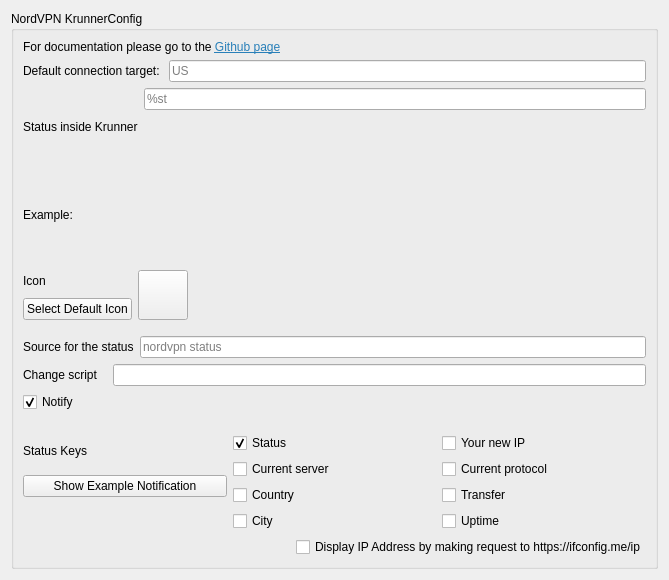
Old version of the form src/config/nordvpn_config.ui in the repository alex1701c/NordVPNKrunner.
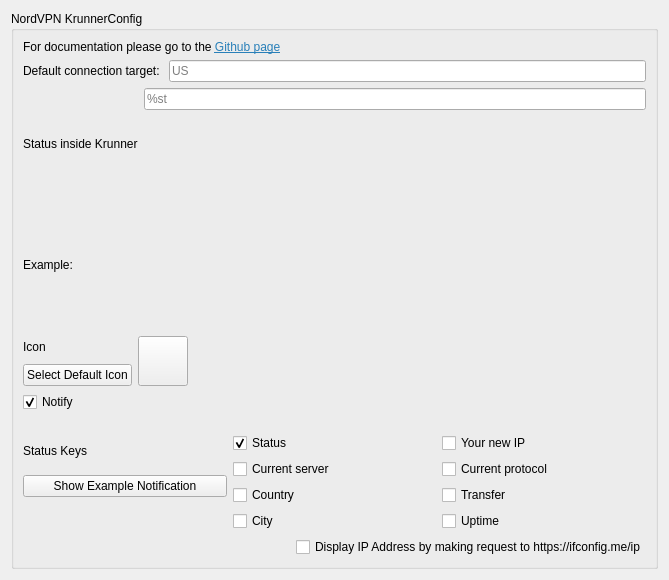
New version of the form.

Commit message: Remove unneeded config options

Diff of the .ui file:
```diff
--- a/src/config/nordvpn_config.ui
+++ b/src/config/nordvpn_config.ui
@@ -182,47 +182,6 @@
         </item>
        </layout>
       </item>
-      <item>
-       <layout class="QHBoxLayout" name="horizontalLayout_2">
-        <property name="topMargin">
-         <number>10</number>
-        </property>
-        <item>
-         <widget class="QLabel" name="sourceLabel">
-          <property name="toolTip">
-           <string>&lt;html&gt;&lt;head/&gt;&lt;body&gt;&lt;p&gt;This command gets used to fetch the nordvpn status. README.md conatins exmple&lt;/p&gt;&lt;/body&gt;&lt;/html&gt;</string>
-          </property>
-          <property name="text">
-           <string>Source for the status</string>
-          </property>
-         </widget>
-        </item>
-        <item>
-         <widget class="QLineEdit" name="source">
-          <property name="placeholderText">
-           <string>nordvpn status</string>
-          </property>
-         </widget>
-        </item>
-       </layout>
-      </item>
-      <item>
-       <layout class="QHBoxLayout" name="horizontalLayout_3">
-        <item>
-         <widget class="QLabel" name="changeScriptLabel">
-          <property name="toolTip">
-           <string>&lt;html&gt;&lt;head/&gt;&lt;body&gt;&lt;p&gt;Gets executed if connection is changed&lt;/p&gt;&lt;/body&gt;&lt;/html&gt;</string>
-          </property>
-          <property name="text">
-           <string>Change script   </string>
-          </property>
-         </widget>
-        </item>
-        <item>
-         <widget class="QLineEdit" name="changeScript"/>
-        </item>
-       </layout>
-      </item>
       <item>
        <layout class="QVBoxLayout" name="verticalLayout_2">
         <item>
```
The commit also changes 6 other files.
